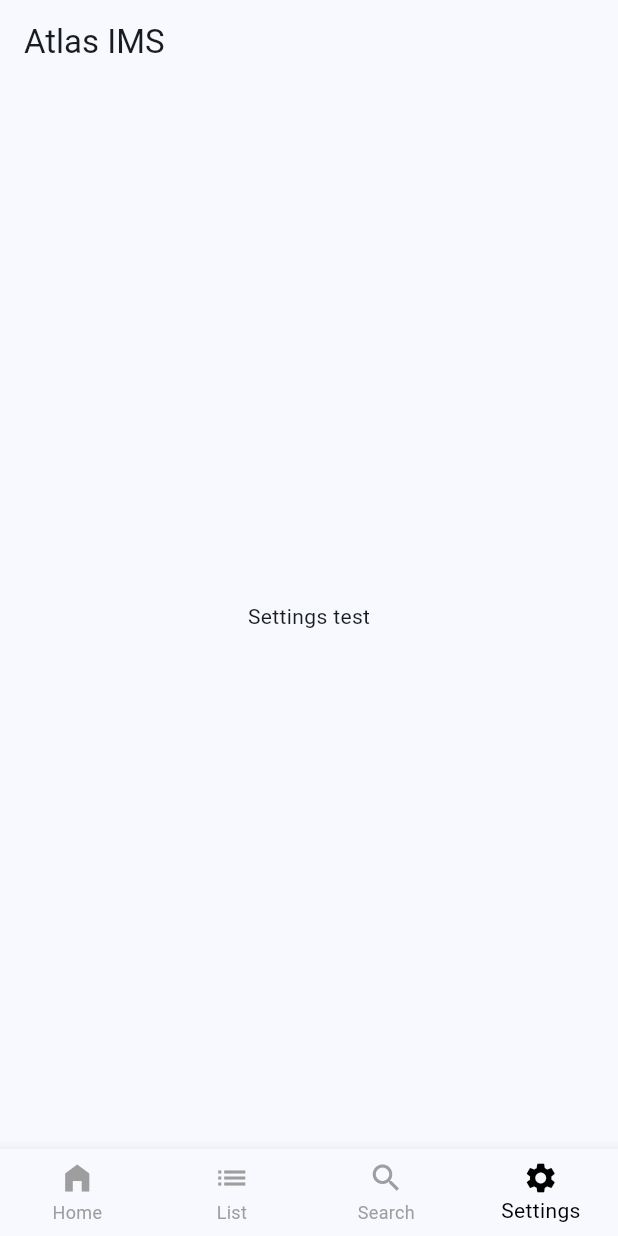
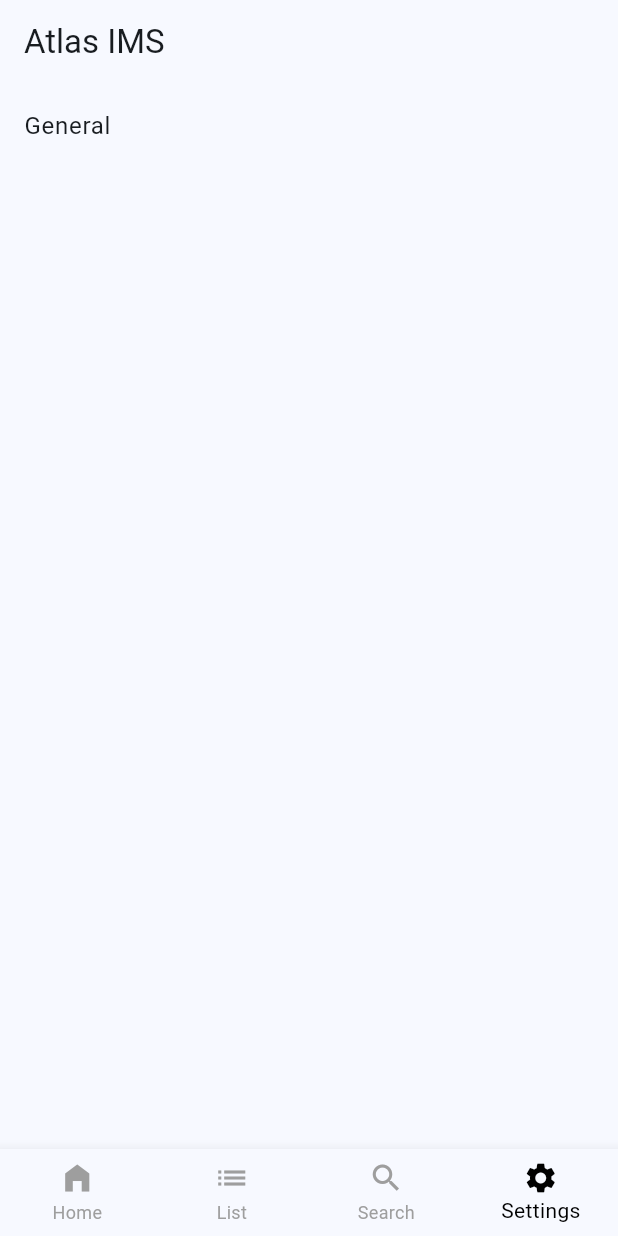
Before and after one commit to mycatdaphne/AtlasIMS, a Flutter app: the screen it shows after launch, item 4 of the bottom bar chosen, on a phone screen of 412 x 824 dp. Run offline on Flutter 3.47's test engine with Material 3 defaults, Android fonts, the phone set to English and light mode, and no system bars; our stand-ins replace go_router.

Commit message:
stared creating routing between subpages, starting to build settings subpages.

```diff
--- a/atlas_ims/lib/main.dart
+++ b/atlas_ims/lib/main.dart
@@ -1,19 +1,36 @@
+import 'package:atlas_ims/views/sett_sub_p/sett_gen.dart';
 import 'package:flutter/material.dart';
+import 'package:go_router/go_router.dart';
 import 'views/home.dart';
 
 void main() {
   runApp(const AtlasIMS());
 }
 
+final GoRouter _router = GoRouter(
+  routes: [
+    GoRoute(
+      path: '/',
+      builder: (context, state) => const AtlasHome(title: 'Atlas IMS'),
+      routes: [
+        GoRoute(
+          path: 'settings/general',
+          builder: (context, state) => const AtlasSettGen(title: 'General'),
+        )
+      ]
+    ),
+  ],
+);
+
 class AtlasIMS extends StatelessWidget {
   const AtlasIMS({super.key});
 
   @override
   Widget build(BuildContext context) {
-    return MaterialApp(
+    return MaterialApp.router(
       title: 'Atlas IMS',
       theme: ThemeData(colorScheme: .fromSeed(seedColor: Colors.lightBlue)),
-      home: const AtlasHome(title: 'Atlas IMS'),
+      routerConfig: _router,
     );
   }
 }
--- a/atlas_ims/lib/views/settings.dart
+++ b/atlas_ims/lib/views/settings.dart
@@ -1,4 +1,5 @@
 import 'package:flutter/material.dart';
+import 'package:go_router/go_router.dart';
 
 class AtlasSettings extends StatefulWidget {
   const AtlasSettings({super.key, required this.title});
@@ -11,11 +12,25 @@ class AtlasSettings extends StatefulWidget {
 }
 
 class _AtlasSettingsState extends State<AtlasSettings> {
+  final List<({String label, String route})> options = [
+    (label: 'General', route: '/settings/general'),
+  ];
+
   @override
-
   Widget build(BuildContext context) {
     return Center(
-      child: Text('Settings test'),
+      child: ListView.separated(
+        itemCount: options.length,
+        separatorBuilder: (context, index) => const Divider(),
+        itemBuilder: (context, index) {
+          return ListTile(
+            title: Text(options[index].label),
+            onTap: () {
+              context.push(options[index].route);
+            },
+          );
+        },
+      ),
     );
   }
 }
```
Also changed, not shown: atlas_ims/lib/views/sett_sub_p/sett_gen.dart (added, +20 -0 lines).
